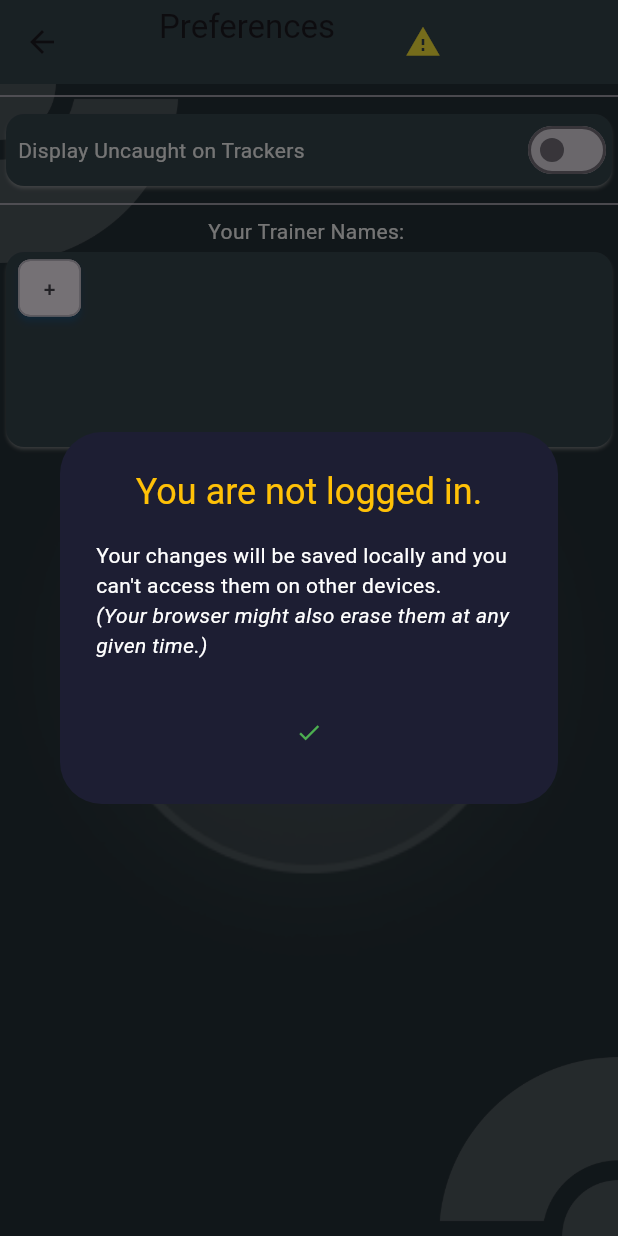
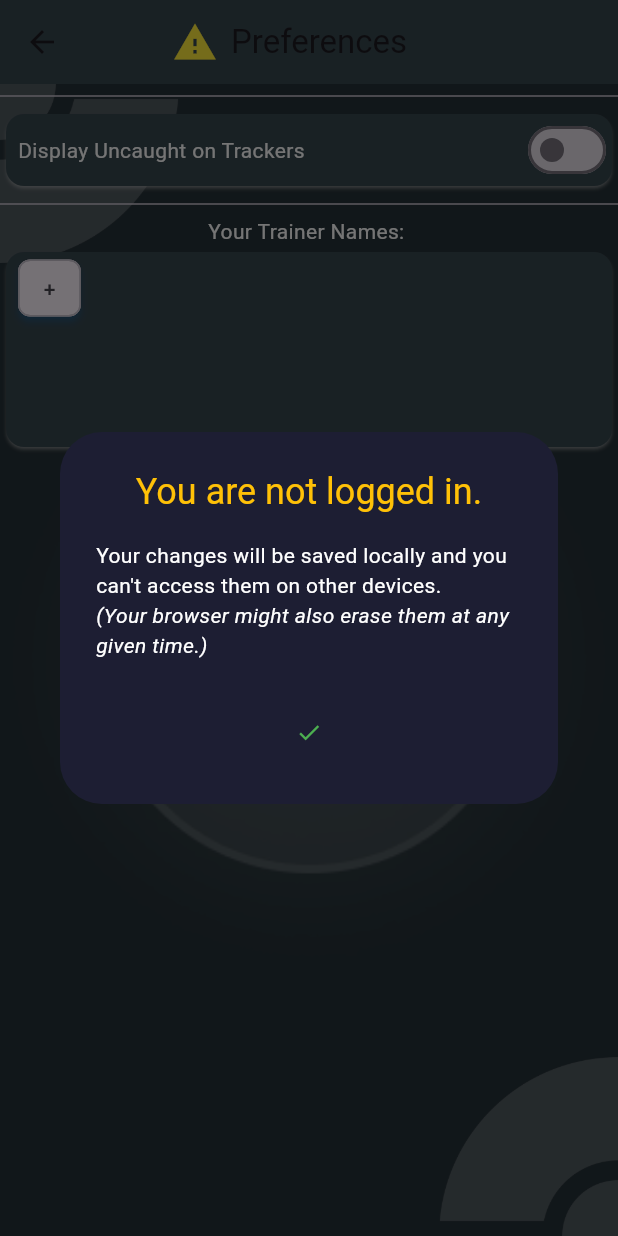
Before and after one commit to PhobosLegacy/oaks-legacy, a Flutter app: the PreferencesScreen screen opened directly, after a tap on the "warning" icon, on a phone screen of 412 x 824 dp. Run offline on Flutter 3.47's test engine with Material 3 defaults, Android fonts, the phone set to English and light mode, and no system bars; drawn by our look-alikes of avatar_glow; our stand-ins replace confetti, font_awesome_flutter, image_gallery_saver, percent_indicator, permission_handler, screenshot and 2 more; missing offline and left inert: draggable_scrollbar, file_saver, supabase_auth_ui, universal_html; accounts and stored records are empty; network calls fail; statements that could not run were skipped.

Commit message:
feat: adding pulse to warning icon

```diff
--- a/lib/components/app_bar.dart
+++ b/lib/components/app_bar.dart
@@ -1,5 +1,6 @@
 import 'package:flutter/material.dart';
 import 'package:oaks_legacy/components/pkm_login.dart';
+import 'package:oaks_legacy/components/pkm_warning_icon.dart';
 
 class AppBarBase extends StatelessWidget implements PreferredSizeWidget {
   @override
@@ -24,58 +25,10 @@ class AppBarBase extends StatelessWidget implements PreferredSizeWidget {
       centerTitle: true,
       title: SizedBox(
         width: 200,
-        child: Stack(
+        child: Row(
           children: [
+            if (!isUserLogged) const PkmWarningIcon(),
             title,
-            if (!isUserLogged)
-              Align(
-                alignment: Alignment.centerRight,
-                child: IconButton(
-                  onPressed: () {
-                    showDialog(
-                      context: context,
-                      builder: (dialogContext) => AlertDialog(
-                        backgroundColor: const Color(0xFF1D1E33),
-                        title: const Text(
-                          'You are not logged in.',
-                          textAlign: TextAlign.center,
-                          style: TextStyle(color: Colors.amber),
-                        ),
-                        content: const Column(
-                          mainAxisSize: MainAxisSize.min,
-                          children: [
-                            Text(
-                              'Your changes will be saved locally and you can\'t access them on other devices.',
-                              style: TextStyle(color: Colors.white),
-                            ),
-                            Text(
-                              '(Your browser might also erase them at any given time.)',
-                              style: TextStyle(
-                                  color: Colors.white,
-                                  fontStyle: FontStyle.italic),
-                            ),
-                          ],
-                        ),
-                        actions: [
-                          Center(
-                            child: TextButton(
-                              child:
-                                  const Icon(Icons.check, color: Colors.green),
-                              onPressed: () {
-                                Navigator.pop(dialogContext);
-                              },
-                            ),
-                          ),
-                        ],
-                      ),
-                    );
-                  },
-                  icon: const Icon(
-                    Icons.warning,
-                    color: Colors.yellow,
-                  ),
-                ),
-              )
           ],
         ),
       ),
--- /dev/null
+++ b/lib/components/pkm_warning_icon.dart
@@ -0,0 +1,60 @@
+import 'package:avatar_glow/avatar_glow.dart';
+import 'package:flutter/material.dart';
+
+class PkmWarningIcon extends StatelessWidget {
+  const PkmWarningIcon({
+    super.key,
+  });
+
+  @override
+  Widget build(BuildContext context) {
+    return IconButton(
+      onPressed: () {
+        showDialog(
+          context: context,
+          builder: (dialogContext) => AlertDialog(
+            backgroundColor: const Color(0xFF1D1E33),
+            title: const Text(
+              'You are not logged in.',
+              textAlign: TextAlign.center,
+              style: TextStyle(color: Colors.amber),
+            ),
+            content: const Column(
+              mainAxisSize: MainAxisSize.min,
+              children: [
+                Text(
+                  'Your changes will be saved locally and you can\'t access them on other devices.',
+                  style: TextStyle(color: Colors.white),
+                ),
+                Text(
+                  '(Your browser might also erase them at any given time.)',
+                  style: TextStyle(
+                      color: Colors.white, fontStyle: FontStyle.italic),
+                ),
+              ],
+            ),
+            actions: [
+              Center(
+                child: TextButton(
+                  child: const Icon(Icons.check, color: Colors.green),
+                  onPressed: () {
+                    Navigator.pop(dialogContext);
+                  },
+                ),
+              ),
+            ],
+          ),
+        );
+      },
+      icon: AvatarGlow(
+        glowColor: Colors.amberAccent,
+        glowRadiusFactor: 1,
+        child: const Icon(
+          Icons.warning,
+          color: Colors.yellow,
+          size: 30,
+        ),
+      ),
+    );
+  }
+}
--- a/pubspec.yaml
+++ b/pubspec.yaml
@@ -54,7 +54,7 @@ dependencies:
   supabase_flutter: ^2.3.4
   supabase_auth_ui: ^0.4.3
   universal_html: ^2.2.4
-  pulsator: ^1.0.0+2
+  avatar_glow: ^3.0.1
 
 dev_dependencies:
   flutter_test:
```
